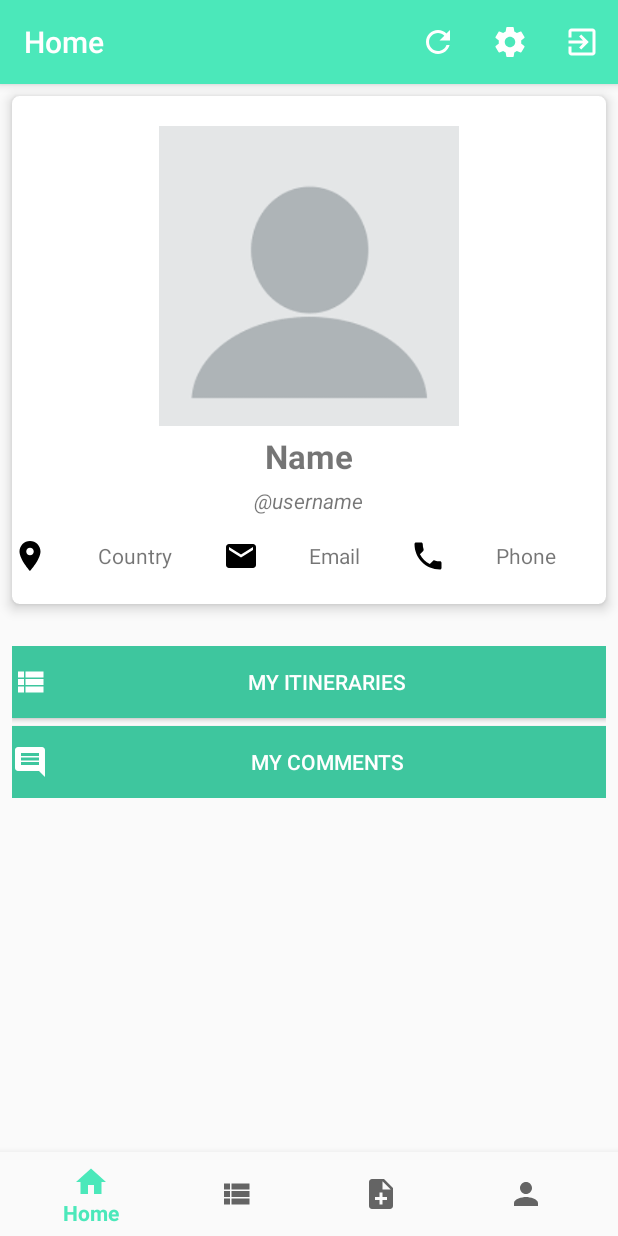
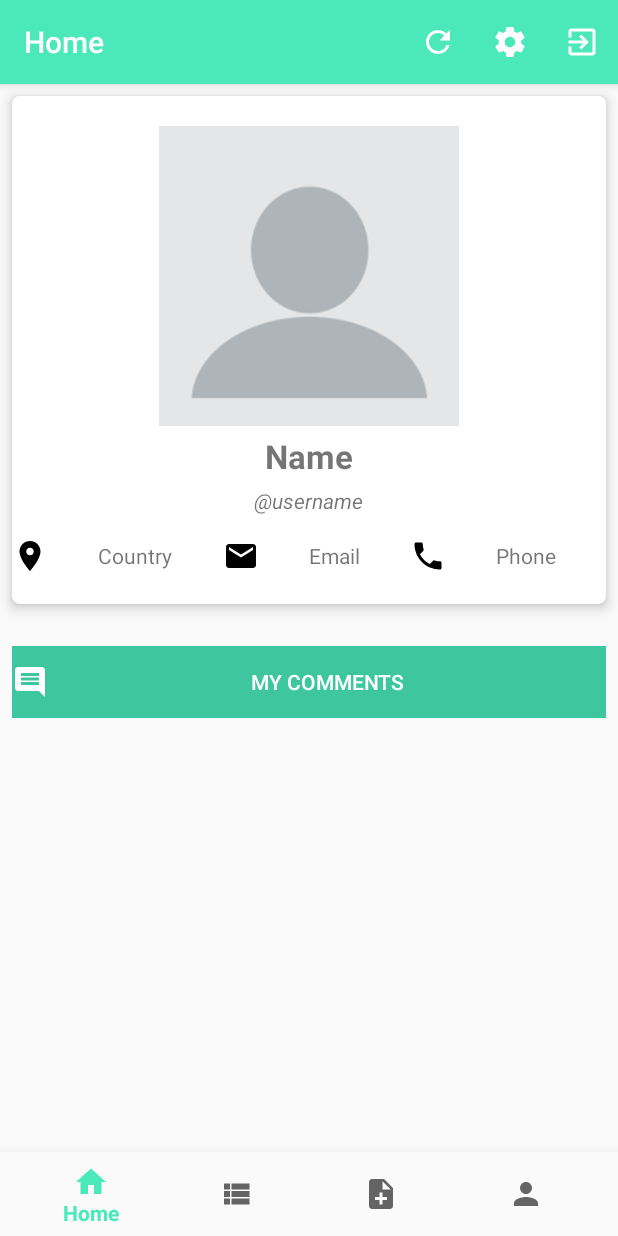
Before and after one commit to afzafri/BackPack-Track-Android-App, an Android app: the fragment ProfileFragment placed in its activity, on a phone screen of 412 x 824 dp. Run offline under Robolectric (Android 15) with nearby library versions, the light colour scheme and no system bars; our stand-ins replace Picasso, Volley; network calls fail; pictures from the network do not load.

Commit message:
remove list itinerary button from profile page

```diff
--- a/app/src/main/res/layout/fragment_profile.xml
+++ b/app/src/main/res/layout/fragment_profile.xml
@@ -113,17 +113,6 @@
             android:orientation="vertical">
 
             <Button
-                android:id="@+id/myItinerariesBtn"
-                android:layout_width="match_parent"
-                android:layout_height="wrap_content"
-                android:layout_marginBottom="5dp"
-                android:background="@color/colorPrimaryDark"
-                android:drawableLeft="@drawable/ic_view_list_white_24dp"
-                android:text="My Itineraries"
-                android:textColor="@android:color/background_light"
-                tools:layout_editor_absoluteX="13dp" />
-
-            <Button
                 android:id="@+id/myCommentsBtn"
                 android:layout_width="match_parent"
                 android:layout_height="wrap_content"
```
